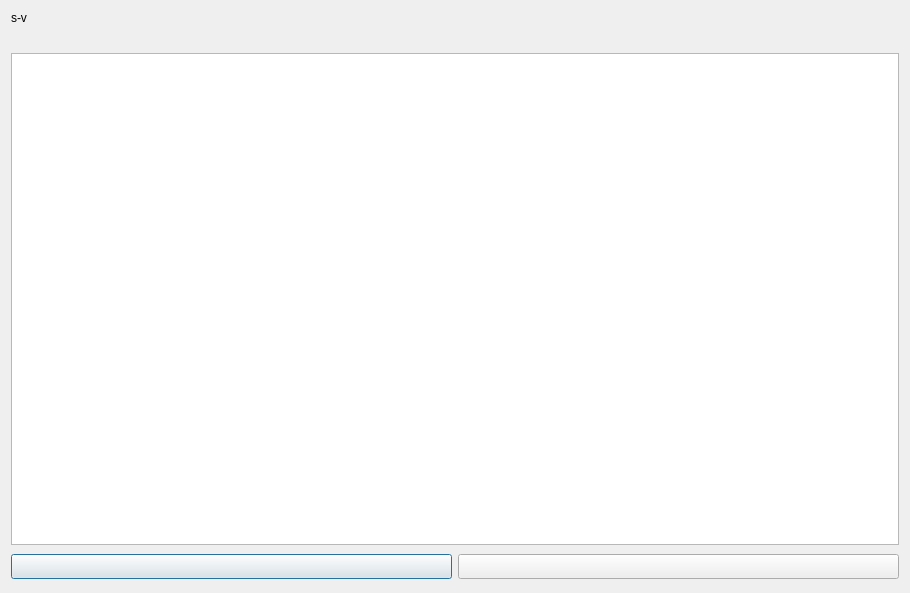
The window that src/core/tafsirdialog.ui (0xzer0x/quran-companion) describes before a commit, drawn with Qt 5.
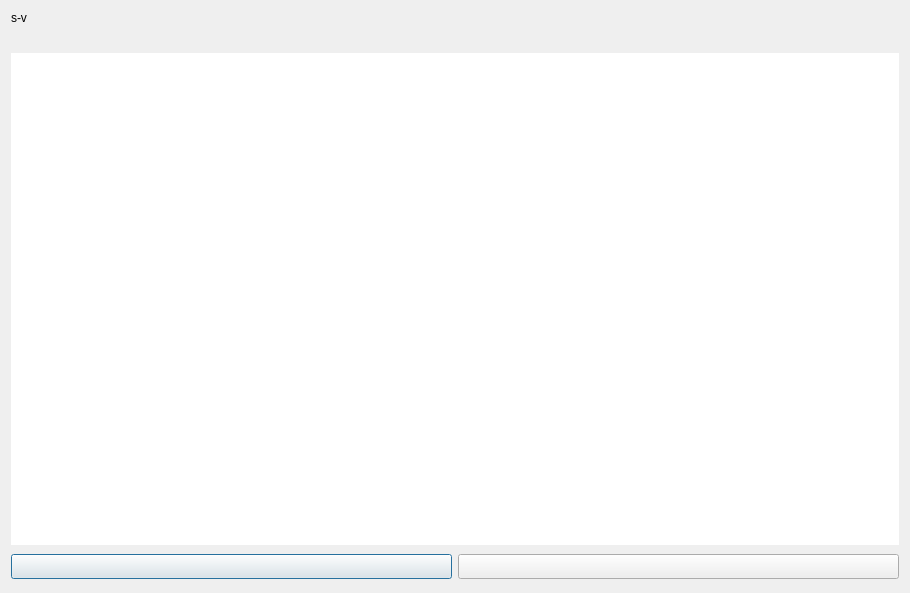
The same window after the commit.

```diff
--- a/src/core/tafsirdialog.ui
+++ b/src/core/tafsirdialog.ui
@@ -42,6 +42,11 @@
        <pointsize>15</pointsize>
       </font>
      </property>
+     <property name="styleSheet">
+      <string notr="true">QFrame {
+	border-radius: 4px;
+}</string>
+     </property>
      <property name="undoRedoEnabled">
       <bool>false</bool>
      </property>
```
